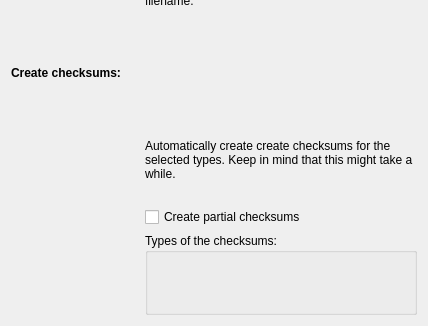
Old version of the form ui/metalinkcreator/dragdlg.ui in the repository KDE/kget; both pictures show x 0 to 428 and y 160 to 486 of the 428 by 486 pixel window.
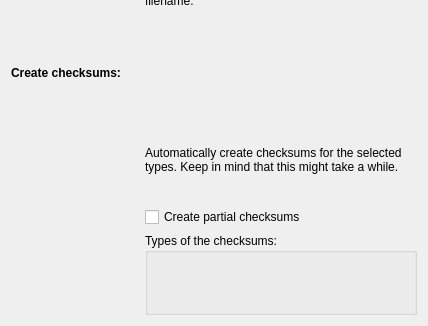
New version of the form.

```diff
--- a/ui/metalinkcreator/dragdlg.ui
+++ b/ui/metalinkcreator/dragdlg.ui
@@ -27,7 +27,7 @@
    <item row="5" column="1">
     <widget class="QLabel" name="label_3">
      <property name="text">
-      <string>Automatically create create checksums for the selected types. Keep in mind that this might take a while.</string>
+      <string>Automatically create checksums for the selected types. Keep in mind that this might take a while.</string>
      </property>
      <property name="wordWrap">
       <bool>true</bool>
```
